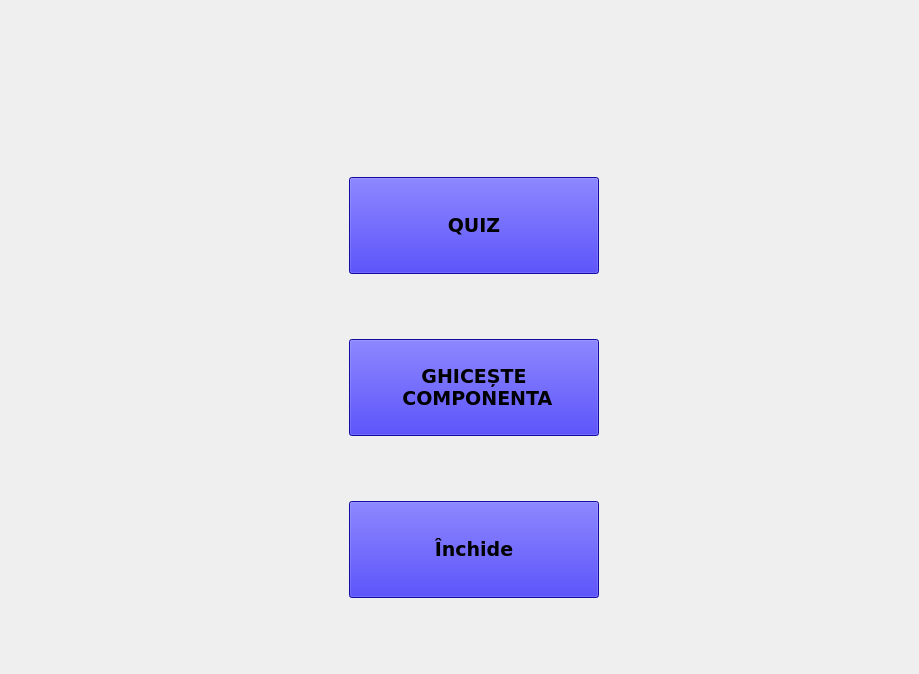
This is src/play.ui in TeofanG/AutoLearn as Qt 5 draws it before an edit. The edited form follows.
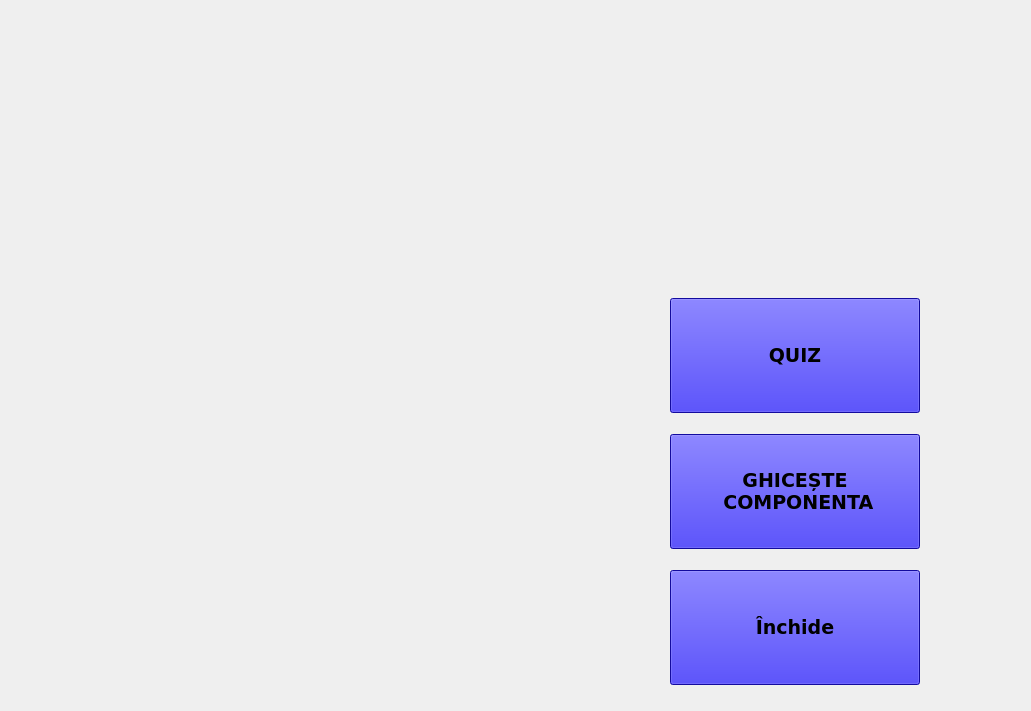
This is the edited form. Icons and pictures are not drawn.

What changed in the file:
```diff
--- a/src/play.ui
+++ b/src/play.ui
@@ -12,8 +12,8 @@
    <rect>
     <x>0</x>
     <y>0</y>
-    <width>919</width>
-    <height>674</height>
+    <width>1031</width>
+    <height>711</height>
    </rect>
   </property>
   <property name="windowTitle">
@@ -24,7 +24,72 @@
     <normaloff>../assets/design/icon.png</normaloff>../assets/design/icon.png</iconset>
   </property>
   <layout class="QGridLayout" name="gridLayout">
-   <item row="2" column="1">
+   <item row="0" column="0" colspan="3">
+    <widget class="QLabel" name="label">
+     <property name="sizePolicy">
+      <sizepolicy hsizetype="Ignored" vsizetype="Maximum">
+       <horstretch>0</horstretch>
+       <verstretch>0</verstretch>
+      </sizepolicy>
+     </property>
+     <property name="minimumSize">
+      <size>
+       <width>200</width>
+       <height>150</height>
+      </size>
+     </property>
+     <property name="maximumSize">
+      <size>
+       <width>2000</width>
+       <height>300</height>
+      </size>
+     </property>
+     <property name="text">
+      <string/>
+     </property>
+     <property name="pixmap">
+      <pixmap>../assets/design/logo.png</pixmap>
+     </property>
+     <property name="scaledContents">
+      <bool>true</bool>
+     </property>
+     <property name="alignment">
+      <set>Qt::AlignJustify|Qt::AlignTop</set>
+     </property>
+     <property name="margin">
+      <number>1</number>
+     </property>
+     <property name="indent">
+      <number>-1</number>
+     </property>
+    </widget>
+   </item>
+   <item row="1" column="0">
+    <widget class="QLabel" name="label_3">
+     <property name="sizePolicy">
+      <sizepolicy hsizetype="Ignored" vsizetype="Minimum">
+       <horstretch>0</horstretch>
+       <verstretch>0</verstretch>
+      </sizepolicy>
+     </property>
+     <property name="minimumSize">
+      <size>
+       <width>20</width>
+       <height>0</height>
+      </size>
+     </property>
+     <property name="maximumSize">
+      <size>
+       <width>50</width>
+       <height>16777215</height>
+      </size>
+     </property>
+     <property name="text">
+      <string/>
+     </property>
+    </widget>
+   </item>
+   <item row="1" column="1" rowspan="3">
     <widget class="QLabel" name="label_2">
      <property name="sizePolicy">
       <sizepolicy hsizetype="Maximum" vsizetype="Ignored">
@@ -49,24 +114,7 @@
      </property>
     </widget>
    </item>
-   <item row="2" column="2" colspan="3">
-    <layout class="QVBoxLayout" name="verticalLayout">
-     <property name="spacing">
-      <number>50</number>
-     </property>
-     <property name="leftMargin">
-      <number>70</number>
-     </property>
-     <property name="topMargin">
-      <number>10</number>
-     </property>
-     <property name="rightMargin">
-      <number>170</number>
-     </property>
-     <property name="bottomMargin">
-      <number>50</number>
-     </property>
-     <item>
+   <item row="1" column="2">
       <widget class="QPushButton" name="pushButton_5">
        <property name="sizePolicy">
         <sizepolicy hsizetype="Minimum" vsizetype="Minimum">
@@ -124,7 +172,7 @@
        </property>
       </widget>
      </item>
-     <item>
+   <item row="2" column="2">
       <widget class="QPushButton" name="pushButton_4">
        <property name="sizePolicy">
         <sizepolicy hsizetype="Minimum" vsizetype="Minimum">
@@ -183,7 +231,7 @@
        </property>
       </widget>
      </item>
-     <item>
+   <item row="3" column="2">
       <widget class="QPushButton" name="pushButton_6">
        <property name="sizePolicy">
         <sizepolicy hsizetype="Minimum" vsizetype="Minimum">
@@ -240,73 +288,6 @@
        </property>
        <property name="default">
         <bool>false</bool>
-       </property>
-      </widget>
-     </item>
-    </layout>
-   </item>
-   <item row="2" column="0">
-    <widget class="QLabel" name="label_3">
-     <property name="sizePolicy">
-      <sizepolicy hsizetype="Ignored" vsizetype="Minimum">
-       <horstretch>0</horstretch>
-       <verstretch>0</verstretch>
-      </sizepolicy>
-     </property>
-     <property name="minimumSize">
-      <size>
-       <width>20</width>
-       <height>0</height>
-      </size>
-     </property>
-     <property name="maximumSize">
-      <size>
-       <width>50</width>
-       <height>16777215</height>
-      </size>
-     </property>
-     <property name="text">
-      <string/>
-     </property>
-    </widget>
-   </item>
-   <item row="0" column="0" colspan="5">
-    <widget class="QLabel" name="label">
-     <property name="sizePolicy">
-      <sizepolicy hsizetype="Ignored" vsizetype="Maximum">
-       <horstretch>0</horstretch>
-       <verstretch>0</verstretch>
-      </sizepolicy>
-     </property>
-     <property name="minimumSize">
-      <size>
-       <width>200</width>
-       <height>150</height>
-      </size>
-     </property>
-     <property name="maximumSize">
-      <size>
-       <width>2000</width>
-       <height>300</height>
-      </size>
-     </property>
-     <property name="text">
-      <string/>
-     </property>
-     <property name="pixmap">
-      <pixmap>../assets/design/logo.png</pixmap>
-     </property>
-     <property name="scaledContents">
-      <bool>true</bool>
-     </property>
-     <property name="alignment">
-      <set>Qt::AlignJustify|Qt::AlignTop</set>
-     </property>
-     <property name="margin">
-      <number>1</number>
-     </property>
-     <property name="indent">
-      <number>-1</number>
      </property>
     </widget>
    </item>
```
Left out of the diff: 2 changed lines with no effect on the pictures. Lines whose indentation alone changed are shown as unchanged.
